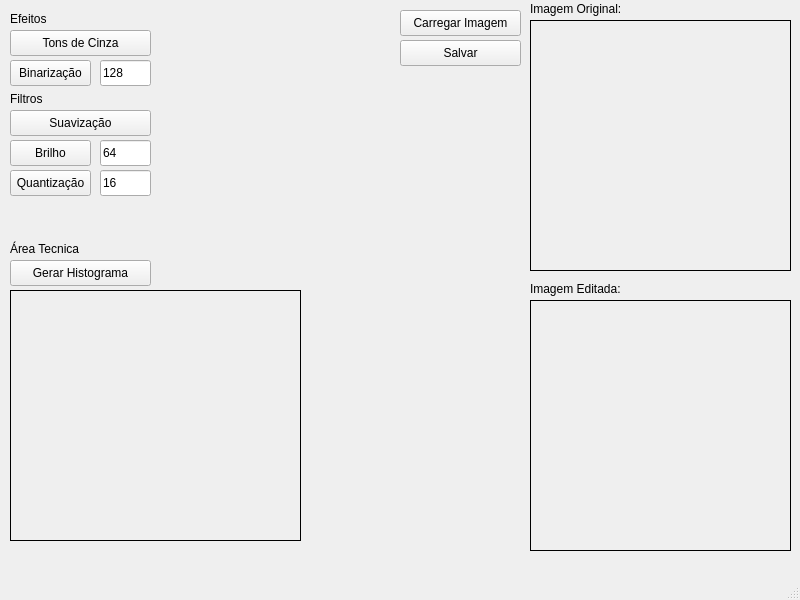
Above: mainwindow.ui from broken-usb/pdi-qt before the change. Below: the same form after it.
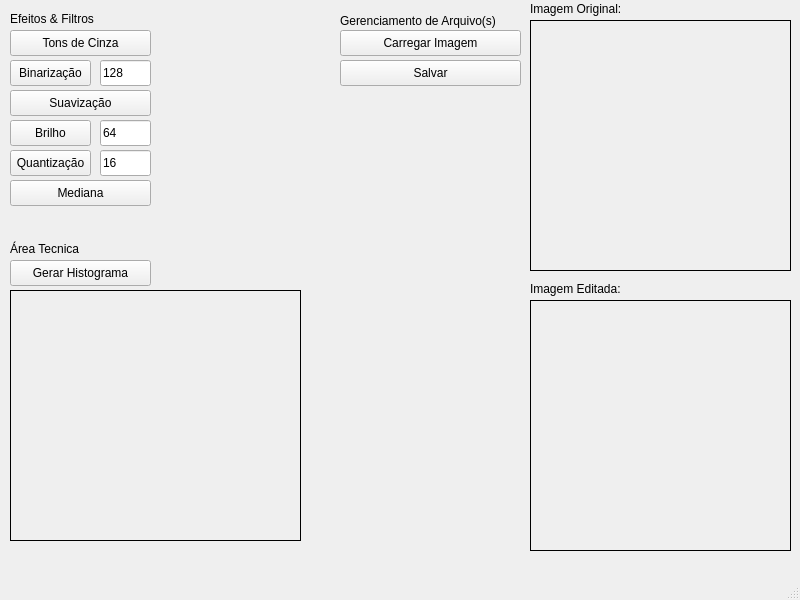
That is the form after the change.

Commit message: Implementação do Filtro de Médiana e correções na interface

```diff
--- a/mainwindow.ui
+++ b/mainwindow.ui
@@ -55,9 +55,9 @@
    <widget class="QPushButton" name="btnSalvar">
     <property name="geometry">
      <rect>
-      <x>400</x>
-      <y>40</y>
-      <width>121</width>
+      <x>340</x>
+      <y>60</y>
+      <width>181</width>
       <height>26</height>
      </rect>
     </property>
@@ -128,9 +128,9 @@
    <widget class="QPushButton" name="btnCarregar">
     <property name="geometry">
      <rect>
-      <x>400</x>
-      <y>10</y>
-      <width>121</width>
+      <x>340</x>
+      <y>30</y>
+      <width>181</width>
       <height>26</height>
      </rect>
     </property>
@@ -175,19 +175,19 @@
      <rect>
       <x>10</x>
       <y>10</y>
-      <width>58</width>
+      <width>101</width>
       <height>18</height>
      </rect>
     </property>
     <property name="text">
-     <string>Efeitos</string>
+     <string>Efeitos &amp; Filtros</string>
     </property>
    </widget>
    <widget class="QPushButton" name="btnPassaBaixas">
     <property name="geometry">
      <rect>
       <x>10</x>
-      <y>110</y>
+      <y>90</y>
       <width>141</width>
       <height>26</height>
      </rect>
@@ -202,19 +202,6 @@
      <string>Suavização</string>
     </property>
    </widget>
-   <widget class="QLabel" name="lblTxtFiltros">
-    <property name="geometry">
-     <rect>
-      <x>10</x>
-      <y>90</y>
-      <width>58</width>
-      <height>18</height>
-     </rect>
-    </property>
-    <property name="text">
-     <string>Filtros</string>
-    </property>
-   </widget>
    <widget class="QPushButton" name="btnHistograma">
     <property name="geometry">
      <rect>
@@ -273,7 +260,7 @@
     <property name="geometry">
      <rect>
       <x>10</x>
-      <y>140</y>
+      <y>120</y>
       <width>81</width>
       <height>26</height>
      </rect>
@@ -292,7 +279,7 @@
     <property name="geometry">
      <rect>
       <x>100</x>
-      <y>140</y>
+      <y>120</y>
       <width>51</width>
       <height>26</height>
      </rect>
@@ -308,7 +295,7 @@
     <property name="geometry">
      <rect>
       <x>100</x>
-      <y>170</y>
+      <y>150</y>
       <width>51</width>
       <height>26</height>
      </rect>
@@ -324,7 +311,7 @@
     <property name="geometry">
      <rect>
       <x>10</x>
-      <y>170</y>
+      <y>150</y>
       <width>81</width>
       <height>26</height>
      </rect>
@@ -339,6 +326,38 @@
      <string>Quantização</string>
     </property>
    </widget>
+   <widget class="QPushButton" name="btnMediana">
+    <property name="geometry">
+     <rect>
+      <x>10</x>
+      <y>180</y>
+      <width>141</width>
+      <height>26</height>
+     </rect>
+    </property>
+    <property name="cursor">
+     <cursorShape>PointingHandCursor</cursorShape>
+    </property>
+    <property name="toolTip">
+     <string>&lt;html&gt;&lt;head/&gt;&lt;body&gt;&lt;p&gt;Aplica o filtro mediana na foto, bem similar ao de suavização porem de uma forma que preserva melhor a qualidade original da imagem.&lt;/p&gt;&lt;/body&gt;&lt;/html&gt;</string>
+    </property>
+    <property name="text">
+     <string>Mediana</string>
+    </property>
+   </widget>
+   <widget class="QLabel" name="lblTxtArquivos">
+    <property name="geometry">
+     <rect>
+      <x>340</x>
+      <y>10</y>
+      <width>181</width>
+      <height>21</height>
+     </rect>
+    </property>
+    <property name="text">
+     <string>Gerenciamento de Arquivo(s)</string>
+    </property>
+   </widget>
   </widget>
   <widget class="QMenuBar" name="menubar">
    <property name="geometry">
```
Left out of the diff: 3 changed lines with no effect on the pictures. The commit also changes 2 other files.
